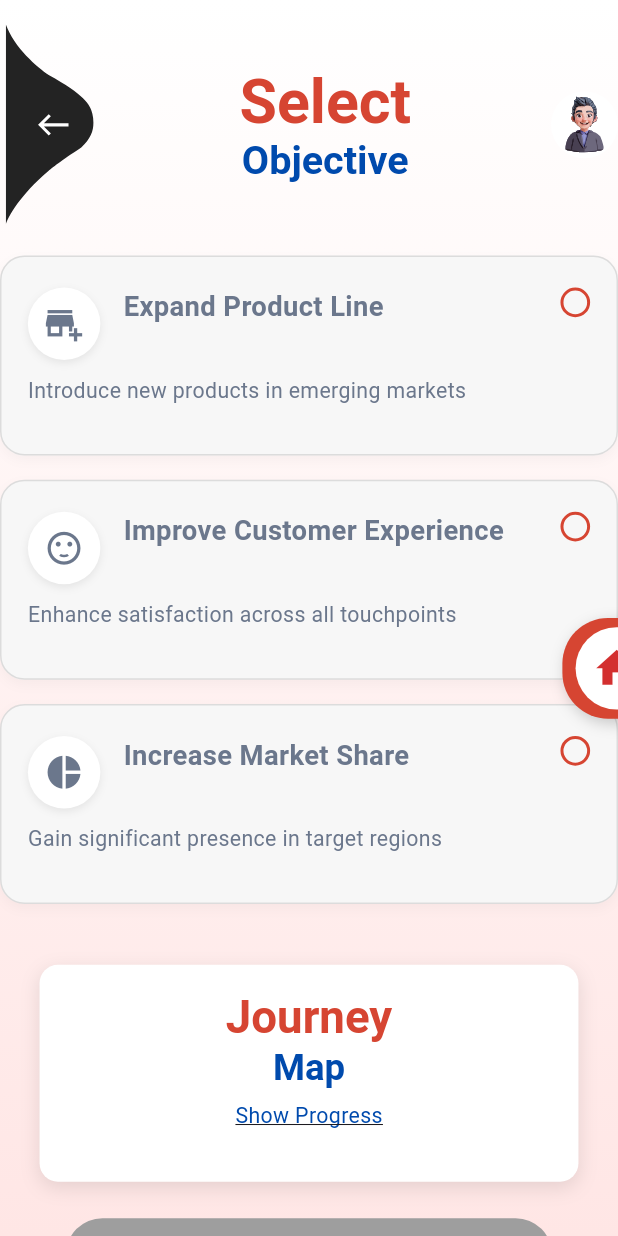
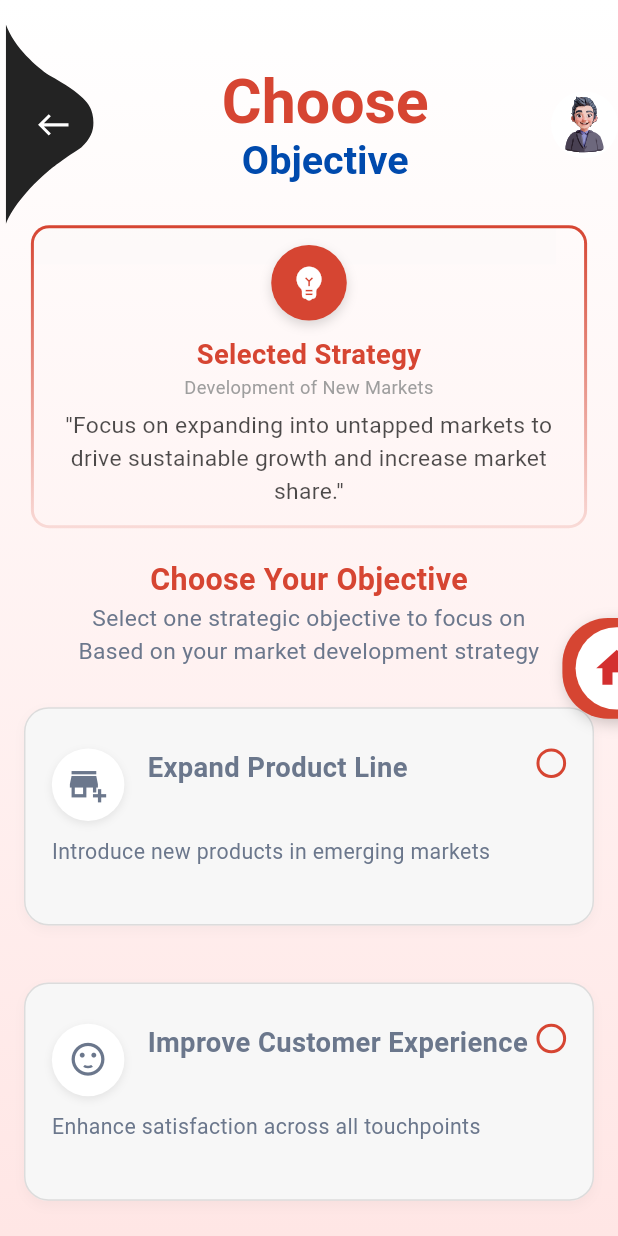
Before and after one commit to abdullah-4769/OKR-Navigator-Frontend, a Flutter app: the KeyObjectiveSelectedScreen screen opened by its route, on a phone screen of 412 x 824 dp. Run offline on Flutter 3.47's test engine with Material 3 defaults, Android fonts, the light colour scheme and no system bars; our stand-ins replace flutter_screenutil, flutter_svg, get, get_storage; accounts and stored records are empty; Roboto replaces fonts that are missing (Gotham, Gotham-Bold); project files that could hold a hidden picture were left out.

Commit message:
Initial Flutter project upload

```diff
--- a/lib/presentation/controllers/key_objective_controller.dart
+++ b/lib/presentation/controllers/key_objective_controller.dart
@@ -1,3 +1,5 @@
+
+
 import 'package:get/get.dart';
 import 'package:flutter/material.dart';
 import 'journey_controller.dart';
--- a/lib/presentation/controllers/key_results_controller.dart
+++ b/lib/presentation/controllers/key_results_controller.dart
@@ -1,3 +1,6 @@
+
+
+
 import 'package:get/get.dart';
 import 'package:flutter/material.dart';
 
--- a/lib/presentation/controllers/role_selection_controller.dart
+++ b/lib/presentation/controllers/role_selection_controller.dart
@@ -1,3 +1,7 @@
+
+
+
+
 import 'package:flutter/material.dart';
 import 'package:get/get.dart';
 import 'package:game_app/core/app_colors.dart';
--- a/lib/presentation/views/objective/key_objective_selected_screen.dart
+++ b/lib/presentation/views/objective/key_objective_selected_screen.dart
@@ -1,3 +1,5 @@
+
+
 import 'package:flutter/material.dart';
 import 'package:flutter_screenutil/flutter_screenutil.dart';
 import 'package:get/get.dart';
@@ -10,6 +12,7 @@ import '../../widgets/custom_button2.dart';
 import '../../widgets/custom_home_navbar.dart';
 import '../../widgets/custom_journey_map.dart';
 import '../../widgets/custom_curved_arrow.dart';
+import '../../widgets/custom_objective_container.dart';
 import '../../widgets/custom_svg.dart';
 import '../../widgets/custom_industry_container.dart'; // ✅ reuse here
 
@@ -63,7 +66,7 @@ class KeyObjectiveSelectedScreen extends StatelessWidget {
                           children: [
                             CustomCurvedArrow(
                               isLeft: true,
-                              onTap: () => Get.back(),
+                              onTap: () => Get.offAllNamed(AppRoutes.selectStrategy),
                               width: AppDimensions.d55.w,
                               height: AppDimensions.d130.h,
                             ),
@@ -73,7 +76,7 @@ class KeyObjectiveSelectedScreen extends StatelessWidget {
                                 text: TextSpan(
                                   children: [
                                     TextSpan(
-                                      text: 'Select ',
+                                      text: 'Choose ',
                                       style: TextStyle(
                                         fontFamily: 'Gotham-Bold',
                                         fontSize: AppDimensions.d40.sp,
@@ -110,15 +113,42 @@ class KeyObjectiveSelectedScreen extends StatelessWidget {
                           ],
                         ),
                       ),
+                      // 🔹 Selected Objective
+                      const CustomObjectiveContainer(
+                        title: "Selected Strategy",
+                        subtitle: "Development of New Markets",
+                        description: "''Focus on expanding into untapped markets to drive sustainable growth and increase market share.''",
+                        icon: Icons.emoji_objects,
+                      ),
 
                       SizedBox(height: AppDimensions.d20.h),
-
+                      // 🔹 Instructions
+                      Text(
+                        "Choose Your Objective",
+                        style: TextStyle(
+                          fontSize: AppDimensions.d20.sp,
+                          fontWeight: FontWeight.bold,
+                          color: AppColors.primaryRed,
+                          fontFamily: 'Gotham-Bold',
+                        ),
+                      ),
+                      Text(
+                        "Select one strategic objective to focus on\nBased on your market development strategy",
+                        textAlign: TextAlign.center,
+                        style: TextStyle(
+                          fontSize: AppDimensions.d15.sp,
+                          color: AppColors.textSecondary,
+                        ),
+                      ),
+                      SizedBox(height: AppDimensions.d10.h),
                       // 🔹 Objectives List (✅ reused CustomIndustryContainer)
                       Obx(() {
                         return Column(
                           children: List.generate(controller.objectives.length, (index) {
                             final obj = controller.objectives[index];
-                            return CustomIndustryContainer(
+                            return Padding(
+                              padding: const EdgeInsets.all(16.0),
+                              child: CustomIndustryContainer(
 
                                 title: obj["title"],
                                 description: obj["description"],
@@ -132,6 +162,7 @@ class KeyObjectiveSelectedScreen extends StatelessWidget {
                                 showTag1: false,
                                 showTag2: false,
                                 showTag3: false,
+                              ),
                             );
                           }),
                         );
--- a/lib/presentation/views/roles/role_selection_screen.dart
+++ b/lib/presentation/views/roles/role_selection_screen.dart
@@ -5,6 +5,7 @@ import 'package:get/get.dart';
 import '../../../core/app_colors.dart';
 import '../../../core/app_dimensions.dart';
 import '../../controllers/role_selection_controller.dart';
+import '../../routes/app_routes.dart';
 import '../../widgets/custom_button2.dart';
 import '../../widgets/custom_curved_arrow.dart';
 import '../../widgets/custom_home_navbar.dart';
@@ -61,7 +62,7 @@ class RoleSelectionScreen extends StatelessWidget {
                               onTap: () => Get.back(),
                               child: CustomCurvedArrow(
                                 isLeft: true,
-                                onTap: () => Get.back(),
+                                onTap: () => Get.offAllNamed(AppRoutes.pricingScreen),
                                 width: AppDimensions.d55.w,
                                 height: AppDimensions.d130.h,
                               ),
--- a/lib/presentation/views/strategy/strategy_selection_screen.dart
+++ b/lib/presentation/views/strategy/strategy_selection_screen.dart
@@ -1,3 +1,5 @@
+
+
 import 'package:flutter/material.dart';
 import 'package:flutter_screenutil/flutter_screenutil.dart';
 import 'package:get/get.dart';
--- a/lib/presentation/widgets/custom_industry_container.dart
+++ b/lib/presentation/widgets/custom_industry_container.dart
@@ -50,10 +50,10 @@ class CustomIndustryContainer extends StatelessWidget {
       onTap: onTap,
       child: AnimatedContainer(
         duration: const Duration(milliseconds: 250),
-        margin: EdgeInsets.only(bottom: AppDimensions.d16.h),
+        margin: EdgeInsets.only(bottom: AppDimensions.d6.h),
         padding: EdgeInsets.symmetric(
           horizontal: AppDimensions.d16.w,
-          vertical: AppDimensions.d20.h,
+          vertical: AppDimensions.d26.h,
         ),
         decoration: BoxDecoration(
           color: AppColors.lightGrey,
--- a/lib/presentation/widgets/custom_objective_container.dart
+++ b/lib/presentation/widgets/custom_objective_container.dart
@@ -1,21 +1,22 @@
-
 import 'package:flutter/material.dart';
 import 'package:flutter_screenutil/flutter_screenutil.dart';
 import '../../core/app_colors.dart';
 import '../../core/app_dimensions.dart';
 
 class CustomObjectiveContainer extends StatelessWidget {
-  final String title;       // Selected Objective text
-  final String subtitle;    // (optional subtitle)
-  final String description; // Description of objective
-  final Color titleColor;   // For dynamic control of title color
+  final String title;          // Selected Objective text
+  final String subtitle;       // Optional subtitle
+  final String description;    // Description of objective
+  final Color titleColor;      // For dynamic control of title color
+  final IconData? icon;        // ✅ New: Pass Flutter Icon instead of image
 
   const CustomObjectiveContainer({
     Key? key,
     required this.title,
     required this.subtitle,
     required this.description,
-    this.titleColor = AppColors.primaryRed, // default red
+    this.titleColor = AppColors.primaryRed, // Default red
+    this.icon,                              // ✅ Optional icon
   }) : super(key: key);
 
   @override
@@ -40,7 +41,7 @@ class CustomObjectiveContainer extends StatelessWidget {
               child: CustomPaint(
                 painter: _GradientBorderPainter(
                   borderRadius: AppDimensions.d12.r,
-                  strokeWidth: 4, // 🔥 thicker border
+                  strokeWidth: 4,
                   gradient: LinearGradient(
                     begin: Alignment.topCenter,
                     end: Alignment.bottomCenter,
@@ -61,29 +62,43 @@ class CustomObjectiveContainer extends StatelessWidget {
             child: Column(
               mainAxisSize: MainAxisSize.min,
               children: [
-                // // 🔥 Title in Red
-                // Text(
-                //   "Selected Objective",
-                //   style: TextStyle(
-                //     fontSize: AppDimensions.d16.sp,
-                //     fontWeight: FontWeight.w700,
-                //     color: AppColors.primaryRed,
-                //     fontFamily: 'Gotham',
-                //   ),
-                // ),
-                SizedBox(height: AppDimensions.d8.h),
+                // ✅ Icon displayed only if provided
+                if (icon != null) ...[
+                  Container(
+                    padding: EdgeInsets.all(AppDimensions.d10.w),
+                    decoration: BoxDecoration(
+                      color: AppColors.primaryRed, // 🔴 Background always reddish
+                      shape: BoxShape.circle,
+                      boxShadow: [
+                        BoxShadow(
+                          color: Colors.black.withOpacity(0.15),
+                          blurRadius: 6,
+                          offset: const Offset(0, 3),
+                        ),
+                      ],
+                    ),
+                    child: Icon(
+                      icon,
+                      color: Colors.white, // ✅ Icon color always white
+                      size: AppDimensions.d28.sp,
+                    ),
+                  ),
+                  SizedBox(height: AppDimensions.d10.h),
+                ],
 
-                // Selected Objective text (passed from card page)
+                // Title
                 Text(
                   title,
                   textAlign: TextAlign.center,
                   style: TextStyle(
                     fontSize: AppDimensions.d18.sp,
-                    color: titleColor, // default = red
+                    color: titleColor,
                     fontFamily: 'Gotham',
-                    fontWeight: FontWeight.bold
+                    fontWeight: FontWeight.bold,
                   ),
                 ),
+
+                // Subtitle
                 Text(
                   subtitle,
                   textAlign: TextAlign.center,
```
Also changed, not shown: lib/main.dart (+27 -14 lines), lib/presentation/controllers/choose_industry_controller.dart (+0 -69 lines), lib/presentation/views/SuggestionInitiatives/suggestion_initiatives_creen.dart (+4 -3 lines), lib/presentation/views/keyresults/key_results_screen.dart (+9 -3 lines), lib/presentation/views/pricingscreen/pricing_screen.dart (+35 -19 lines). Lines whose indentation alone changed are shown as unchanged.
